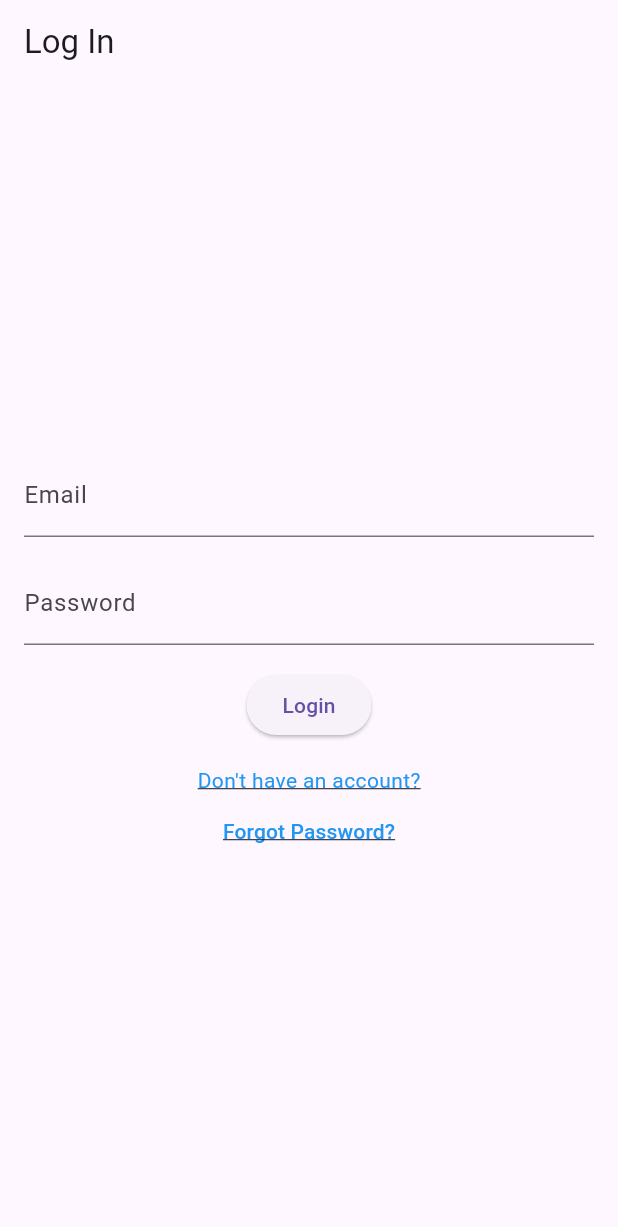
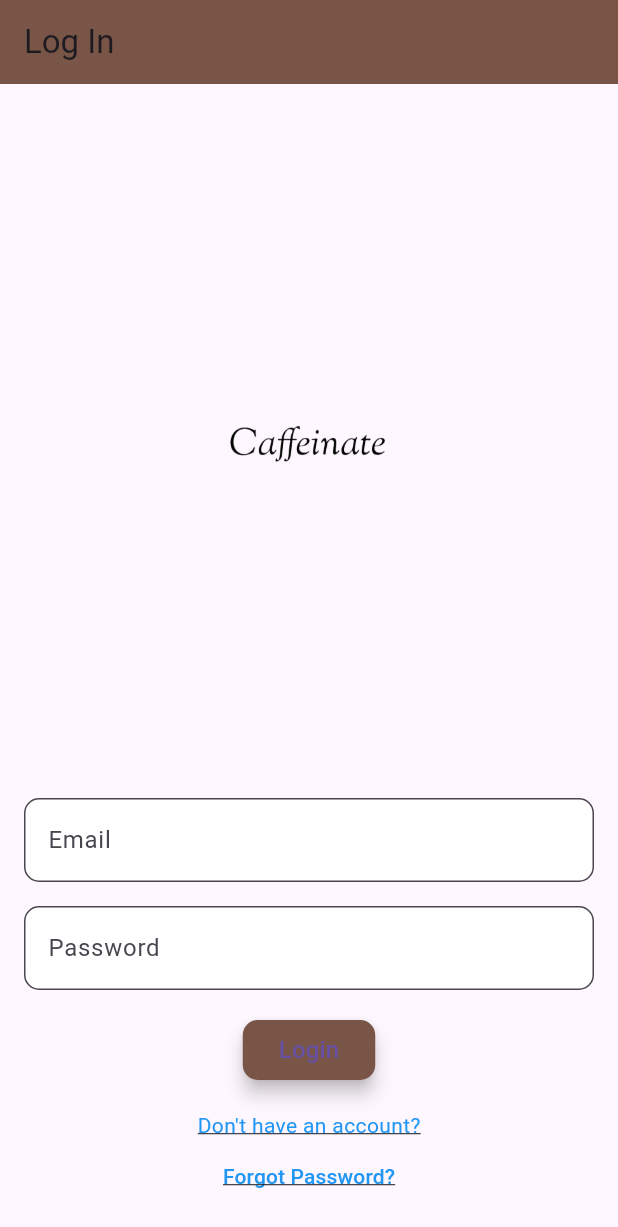
Before and after one commit to VIKHADR1/caffeinate, a Flutter app: the screen it shows after launch, on a phone screen of 412 x 824 dp. Shown: the top 1227 px of the screen. Run offline on Flutter 3.47's test engine with Material 3 defaults, Android fonts, the phone set to English and light mode, and no system bars; our stand-ins replace cloud_firestore, firebase_auth, firebase_core; accounts and stored records are empty.

Commit message:
new menus

```diff
--- a/lib/pages/login.dart
+++ b/lib/pages/login.dart
@@ -17,24 +17,40 @@ class LoginPage extends StatefulWidget {
 class _LoginPageState extends State<LoginPage> {
   final _emailController = TextEditingController();
   final _passwordController = TextEditingController();
-  @override
-  late BuildContext context;
 
   @override
   Widget build(BuildContext context) {
-    this.context = context;
     return Scaffold(
       appBar: AppBar(
         title: const Text('Log In'),
+        backgroundColor: Colors.brown, // Custom color for app bar
       ),
       body: Padding(
         padding: const EdgeInsets.all(16.0),
         child: Column(
           mainAxisAlignment: MainAxisAlignment.center,
           children: [
+            Expanded(
+              child: Center(
+                child: Image.asset(
+                  'assets/images/caffeinate.png',
+                  height: 150,
+                  width: 150,
+                ),
+              ),
+            ),
+            const SizedBox(height: 16.0),
             TextFormField(
               controller: _emailController,
-              decoration: const InputDecoration(labelText: 'Email'),
+              decoration: InputDecoration(
+                labelText: 'Email',
+                border: OutlineInputBorder(
+                  borderRadius: BorderRadius.circular(10.0),
+                ),
+                filled: true,
+                fillColor: Colors.white,
+              ),
+              style: TextStyle(color: Colors.brown), // Custom text color
               validator: (value) {
                 if (value == null || value.isEmpty) {
                   return 'Please enter your email';
@@ -45,8 +61,16 @@ class _LoginPageState extends State<LoginPage> {
             const SizedBox(height: 16.0),
             TextFormField(
               controller: _passwordController,
-              decoration: const InputDecoration(labelText: 'Password'),
+              decoration: InputDecoration(
+                labelText: 'Password',
+                border: OutlineInputBorder(
+                  borderRadius: BorderRadius.circular(10.0),
+                ),
+                filled: true,
+                fillColor: Colors.white,
+              ),
               obscureText: true,
+              style: TextStyle(color: Colors.brown), // Custom text color
               validator: (value) {
                 if (value == null || value.isEmpty) {
                   return 'Please enter your password';
@@ -94,7 +118,17 @@ class _LoginPageState extends State<LoginPage> {
                   );
                 }
               },
-              child: const Text('Login'),
+              child: const Text(
+                'Login',
+                style: TextStyle(fontSize: 16), // Custom font size
+              ),
+              style: ElevatedButton.styleFrom(
+                backgroundColor: Colors.brown, // Custom button color
+                elevation: 5, // Add elevation
+                shape: RoundedRectangleBorder(
+                  borderRadius: BorderRadius.circular(10.0),
+                ),
+              ),
             ),
             const SizedBox(height: 16.0),
             InkWell(
--- a/pubspec.yaml
+++ b/pubspec.yaml
@@ -16,7 +16,7 @@ dependencies:
 dev_dependencies:
   flutter_test:
     sdk: flutter
-  flutter_lints: ^2.0.0
+  flutter_lints: ^3.0.2
 flutter:
   uses-material-design: true
   assets:
```
Also changed, not shown: assets/images/caffeinate.png (added), lib/pages/bottomnav.dart (line endings or trailing spaces), pubspec.lock, 2 other files.
